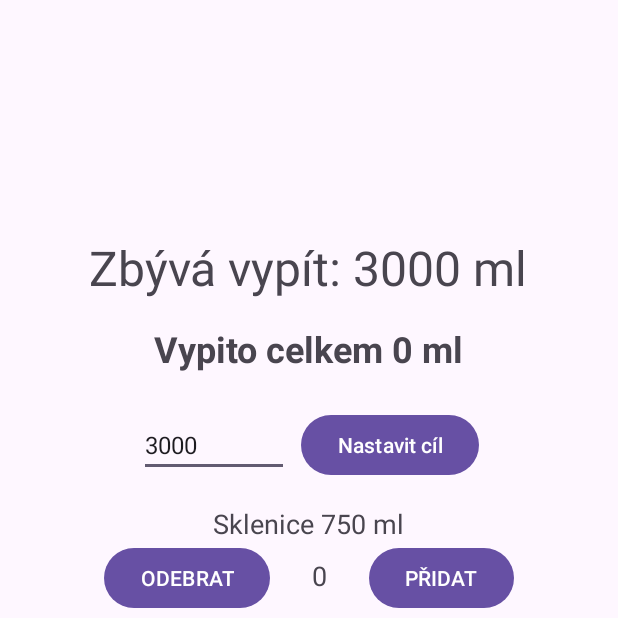
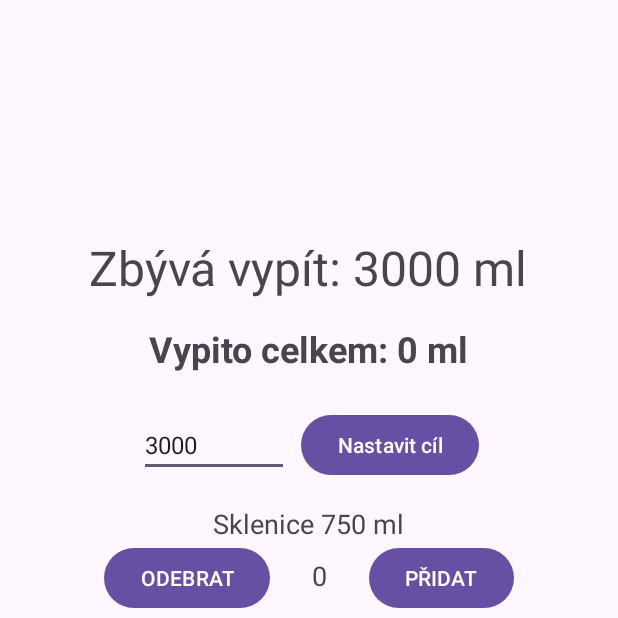
Before and after one commit to KolocTomas17/counter, an Android app: the screen it shows after launch (MainActivity), on a phone screen of 412 x 824 dp, the top half of it. Run offline under Robolectric (Android 15) with nearby library versions, the phone set to English and light mode, and no system bars.

Commit message:
First commit

```diff
--- a/app/src/main/java/com/example/counter/MainActivity.java
+++ b/app/src/main/java/com/example/counter/MainActivity.java
@@ -105,7 +105,7 @@ public class MainActivity extends AppCompatActivity {
         }
 
 
-        tvTotalMl.setText("Vypito celkem " + totalMl + " ml");
+        tvTotalMl.setText("Vypito celkem: " + totalMl + " ml");
 
         Button btnResetAll = findViewById(R.id.btnResetAll);
         btnResetAll.setOnClickListener(v -> {
```
